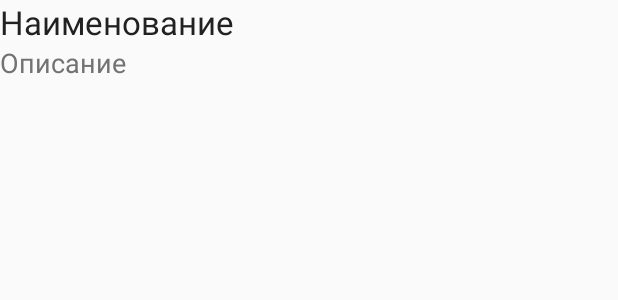
After one commit to dragon313/guardianQR, an Android app: the layout list_item.xml on its own in the app's theme, with its tools: preview values and no code run, on a phone screen of 412 x 824 dp. The commit adds this screen. Shown: the top 300 px of the screen. Run offline under Robolectric (Android 15) with nearby library versions, the phone set to English and light mode, and no system bars.

```diff
--- /dev/null
+++ b/app/src/main/res/layout/list_item.xml
@@ -0,0 +1,20 @@
+<?xml version="1.0" encoding="utf-8"?>
+<LinearLayout xmlns:android="http://schemas.android.com/apk/res/android"
+    android:layout_width="match_parent"
+    android:layout_height="match_parent"
+    android:orientation="vertical">
+
+    <TextView
+        android:id="@+id/title_text_view"
+        android:layout_width="wrap_content"
+        android:layout_height="wrap_content"
+        android:text="Наименование"
+        android:textAppearance="?android:attr/textAppearanceLarge" />
+
+    <TextView
+        android:id="@+id/description_text_view"
+        android:layout_width="wrap_content"
+        android:layout_height="match_parent"
+        android:text="Описание"
+        android:textAppearance="?android:attr/textAppearanceMedium" />
+</LinearLayout>
```
Also changed, not shown: app/src/main/java/com/vdovenkov/alexander/guardianqr/MainActivity.java (+75 -2 lines), app/src/main/java/com/vdovenkov/alexander/guardianqr/db/DataBaseHelper.java (+5 -2 lines), app/src/main/res/layout/activity_main.xml (+7 -0 lines), app/src/main/assets/guardDB.db, app/src/main/res/raw/guard_db.db (added).
